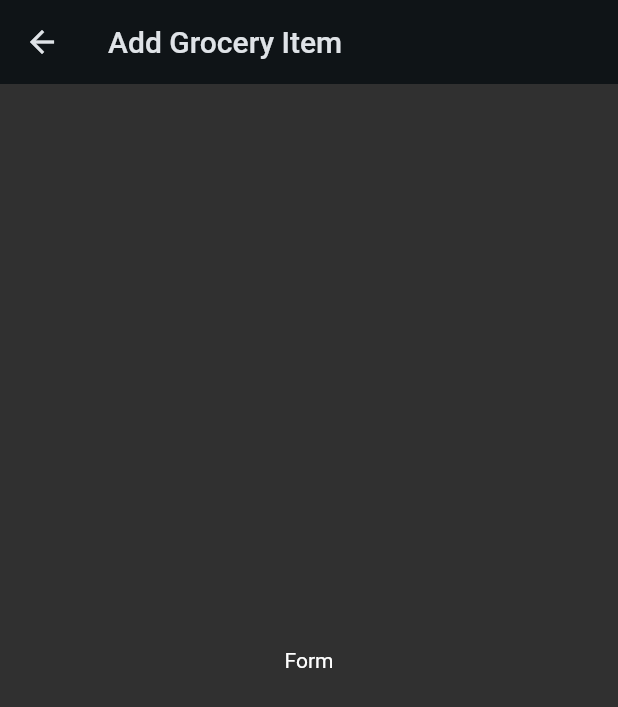
After one commit to Moonbladez/flutter-groceries, a Flutter app: the screen it shows after launch, after a tap on the "add" icon, on a phone screen of 412 x 824 dp. The commit adds this screen. Shown: the top 707 px of the screen. Run offline on Flutter 3.47's test engine with Material 2 defaults, Android fonts, the phone set to English and light mode, and no system bars.

Commit message:
added add new item page

```diff
--- /dev/null
+++ b/lib/screens/add_grocery_item_screen.dart
@@ -0,0 +1,25 @@
+import 'package:flutter/material.dart';
+
+class AddGroceryItemScreen extends StatefulWidget {
+  const AddGroceryItemScreen({super.key});
+
+  @override
+  State<AddGroceryItemScreen> createState() => _AddGroceryItemScreenState();
+}
+
+class _AddGroceryItemScreenState extends State<AddGroceryItemScreen> {
+  @override
+  Widget build(BuildContext context) {
+    return Scaffold(
+      appBar: AppBar(
+        title: const Text('Add Grocery Item'),
+      ),
+      body: const Center(
+        child: Padding(
+          padding: EdgeInsets.all(8.0),
+          child: Text("Form"),
+        ),
+      ),
+    );
+  }
+}
--- a/lib/screens/groceries_list_screen.dart
+++ b/lib/screens/groceries_list_screen.dart
@@ -1,4 +1,5 @@
 import 'package:flutter/material.dart';
+import 'package:flutter_shopping/screens/screens.dart';
 import 'package:flutter_shopping/widgets/widgets.dart';
 import "package:flutter_shopping/data/dummy_items.dart";
 
@@ -9,6 +10,17 @@ class GroceriesListScreen extends StatelessWidget {
   Widget build(BuildContext context) {
     return Scaffold(
       appBar: AppBar(
+        actions: [
+          IconButton(
+            onPressed: () => Navigator.push(
+              context,
+              MaterialPageRoute(
+                builder: (context) => const AddGroceryItemScreen(),
+              ),
+            ),
+            icon: const Icon(Icons.add),
+          ),
+        ],
         title: const Text('Groceries List'),
       ),
       body: ListView.builder(
--- a/lib/screens/screens.dart
+++ b/lib/screens/screens.dart
@@ -1 +1,2 @@
 export 'groceries_list_screen.dart';
+export 'add_grocery_item_screen.dart';
```
